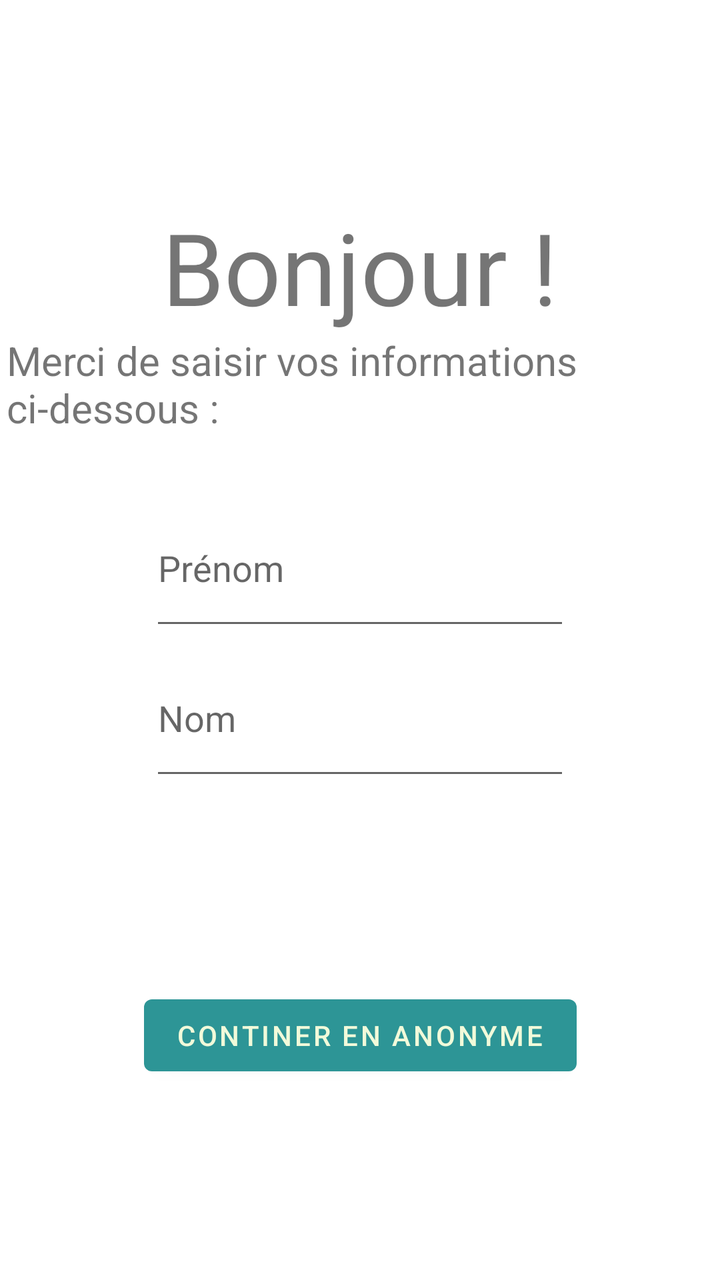
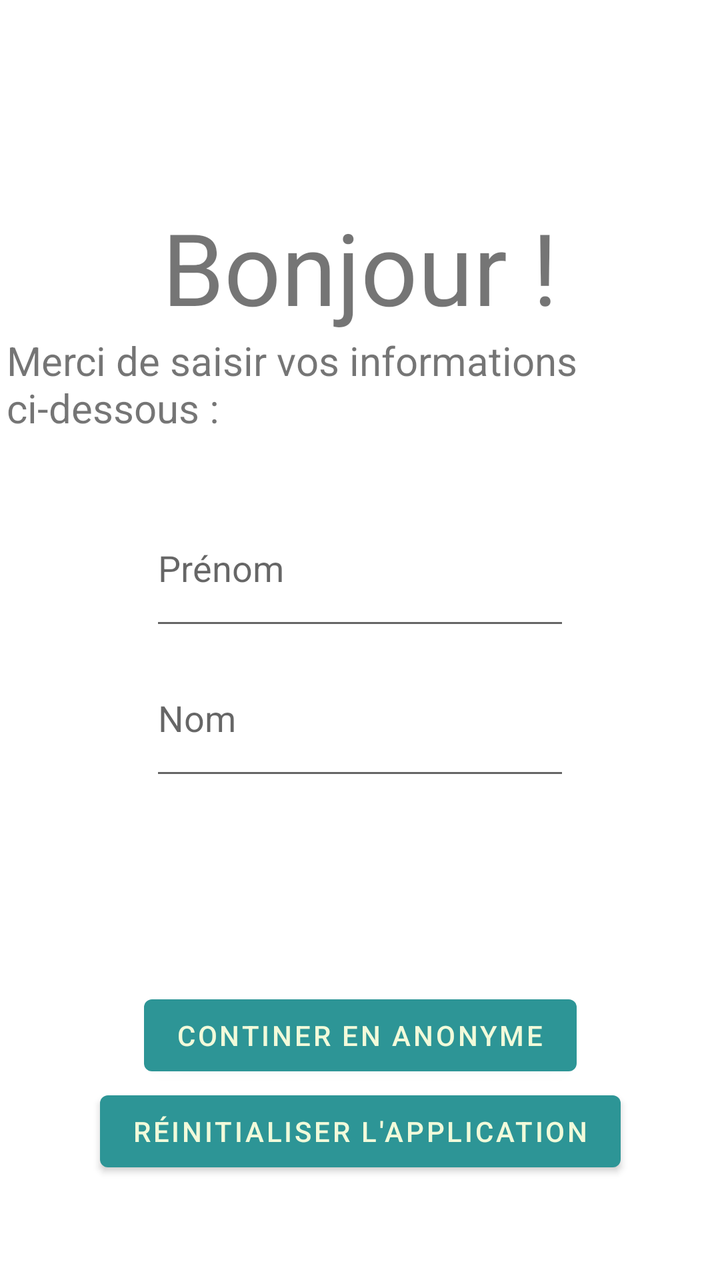

Two renders of the same Android screen: before a commit and after it. Below are the layout's source before the change and the commit's diff.
<!-- AndroidManifest.xml: application theme Theme.Lousticole -->
<!-- res/layout/profil_selection.xml -->
<?xml version="1.0" encoding="utf-8"?>
<androidx.constraintlayout.widget.ConstraintLayout xmlns:android="http://schemas.android.com/apk/res/android"
    xmlns:app="http://schemas.android.com/apk/res-auto"
    xmlns:tools="http://schemas.android.com/tools"
    android:layout_width="match_parent"
    android:layout_height="match_parent">

    <TextView
        android:layout_marginTop="100dp"
        android:id="@+id/profile_selection_welcome_textView"
        android:layout_width="wrap_content"
        android:layout_height="wrap_content"
        android:textSize="50sp"
        android:text="Bonjour !"
        app:layout_constraintEnd_toEndOf="parent"
        app:layout_constraintStart_toStartOf="parent"
        app:layout_constraintTop_toTopOf="parent" />

    <TextView
        android:id="@+id/profile_selection_description_textView"
        android:layout_width="wrap_content"
        android:paddingLeft="10px"
        android:paddingRight="10px"
        android:layout_height="wrap_content"
        android:textSize="20sp"
        android:text="Merci de saisir vos informations ci-dessous :"

        app:layout_constraintEnd_toEndOf="parent"
        app:layout_constraintStart_toStartOf="parent"
        app:layout_constraintTop_toBottomOf="@+id/profile_selection_welcome_textView" />

    <LinearLayout
        android:id="@+id/profile_selection_form_linearLayout"
        android:layout_width="match_parent"
        android:layout_height="150dp"
        android:gravity="center_horizontal"
        android:orientation="vertical"
        app:layout_constraintBottom_toBottomOf="parent"
        app:layout_constraintTop_toTopOf="parent">

        <EditText
            android:id="@+id/profile_selection_prenom_editText"
            android:layout_width="wrap_content"
            android:layout_height="wrap_content"
            android:layout_weight="1"
            android:ems="10"
            android:hint="Prénom"
            android:inputType="textPersonName"
            android:text="" />

        <EditText
            android:id="@+id/profile_selection_nom_editText"
            android:layout_width="wrap_content"
            android:layout_height="wrap_content"
            android:layout_weight="1"
            android:ems="10"
            android:hint="Nom"
            android:inputType="textPersonName"
            android:text="" />

    </LinearLayout>

    <Button
        android:id="@+id/profile_selection_valider_button"
        android:layout_width="wrap_content"
        android:layout_height="wrap_content"
        android:text="Continer en anonyme"
        app:layout_constraintBottom_toBottomOf="parent"
        app:layout_constraintEnd_toEndOf="parent"
        app:layout_constraintStart_toStartOf="parent"
        app:layout_constraintTop_toBottomOf="@+id/profile_selection_form_linearLayout" />

</androidx.constraintlayout.widget.ConstraintLayout>
<!-- resources referenced by this layout -->
<resources>
  <style name="Theme.Lousticole" parent="Theme.MaterialComponents.DayNight.NoActionBar">
          
          <item name="colorPrimary">@color/green</item>
          <item name="colorPrimaryVariant">@color/dark_green</item>
          <item name="colorOnPrimary">@color/cream</item>
          
          <item name="colorSecondary">@color/light_green</item>
          <item name="colorSecondaryVariant">@color/green</item>
          <item name="colorOnSecondary">@color/black</item>
          
          <item name="android:statusBarColor">@android:color/transparent</item>
          <item name="android:navigationBarColor">@android:color/transparent</item>
          <item name="android:windowTranslucentStatus">false</item>
          <item name="android:windowTranslucentNavigation">false</item>
          
      </style>
  <color name="green">#2D9596</color>
  <color name="dark_green">#265073</color>
  <color name="cream">#F1FADA</color>
  <color name="light_green">#9AD0C2</color>
  <color name="black">#FF000000</color>
</resources>

<!-- the commit's change to res/layout/profil_selection.xml (unified diff, before → after) -->
@@ -70,4 +70,13 @@
         app:layout_constraintStart_toStartOf="parent"
         app:layout_constraintTop_toBottomOf="@+id/profile_selection_form_linearLayout" />
 
+    <Button
+        android:id="@+id/profile_selection_reset_button"
+        android:layout_width="wrap_content"
+        android:layout_height="wrap_content"
+        android:text="Réinitialiser l'application"
+        app:layout_constraintEnd_toEndOf="parent"
+        app:layout_constraintStart_toStartOf="parent"
+        app:layout_constraintTop_toBottomOf="@+id/profile_selection_valider_button" />
+
 </androidx.constraintlayout.widget.ConstraintLayout>
